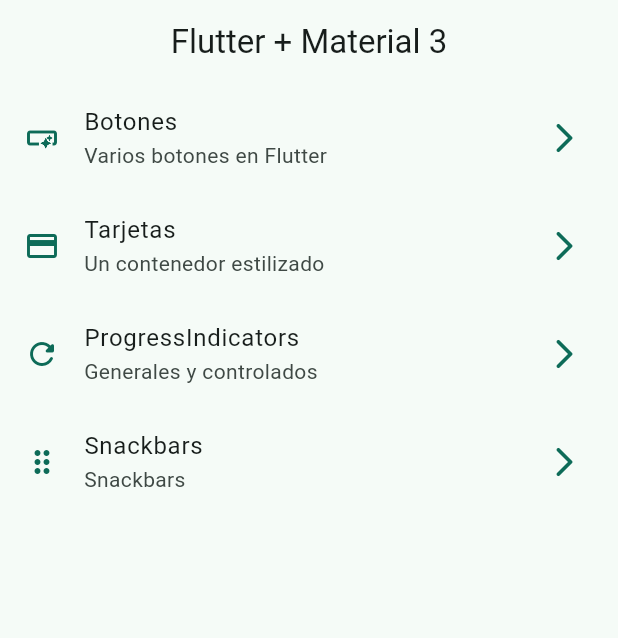
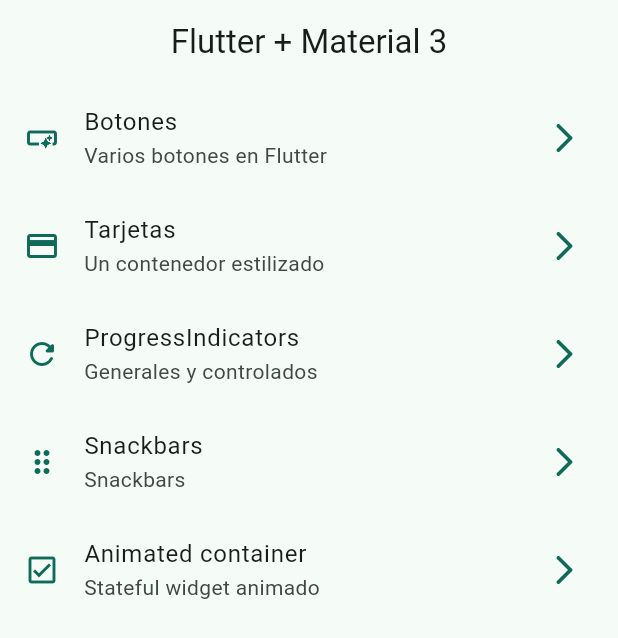
Before and after one commit to David-Maldonado/widgets_app, a Flutter app: the screen it shows after launch, on a phone screen of 412 x 824 dp. Shown: the top 638 px of the screen. Run offline on Flutter 3.47's test engine with Material 3 defaults, Android fonts, the phone set to English and light mode, and no system bars; our stand-ins replace go_router.

Commit message:
animated container terminado

```diff
--- a/lib/config/menu/menu_item.dart
+++ b/lib/config/menu/menu_item.dart
@@ -34,4 +34,9 @@ const appMenuItem = <MenuItem>[
       subTitle: 'Snackbars',
       link: '/snackbars',
       icon: Icons.drag_indicator),
+  MenuItem(
+      title: 'Animated container',
+      subTitle: 'Stateful widget animado',
+      link: '/animated',
+      icon: Icons.check_box_outlined),
 ];
--- a/lib/config/router/app_router.dart
+++ b/lib/config/router/app_router.dart
@@ -27,4 +27,8 @@ final router = GoRouter(
           path: '/snackbars',
           builder: (context, state) => const SnackBarScreen(),
           name: SnackBarScreen.name),
+      GoRoute(
+          path: '/animated',
+          builder: (context, state) => const AnimatedScreen(),
+          name: AnimatedScreen.name),
     ]);
```
Also changed, not shown: lib/presentation/screens/animated/animated_screen.dart (+52 -2 lines).
